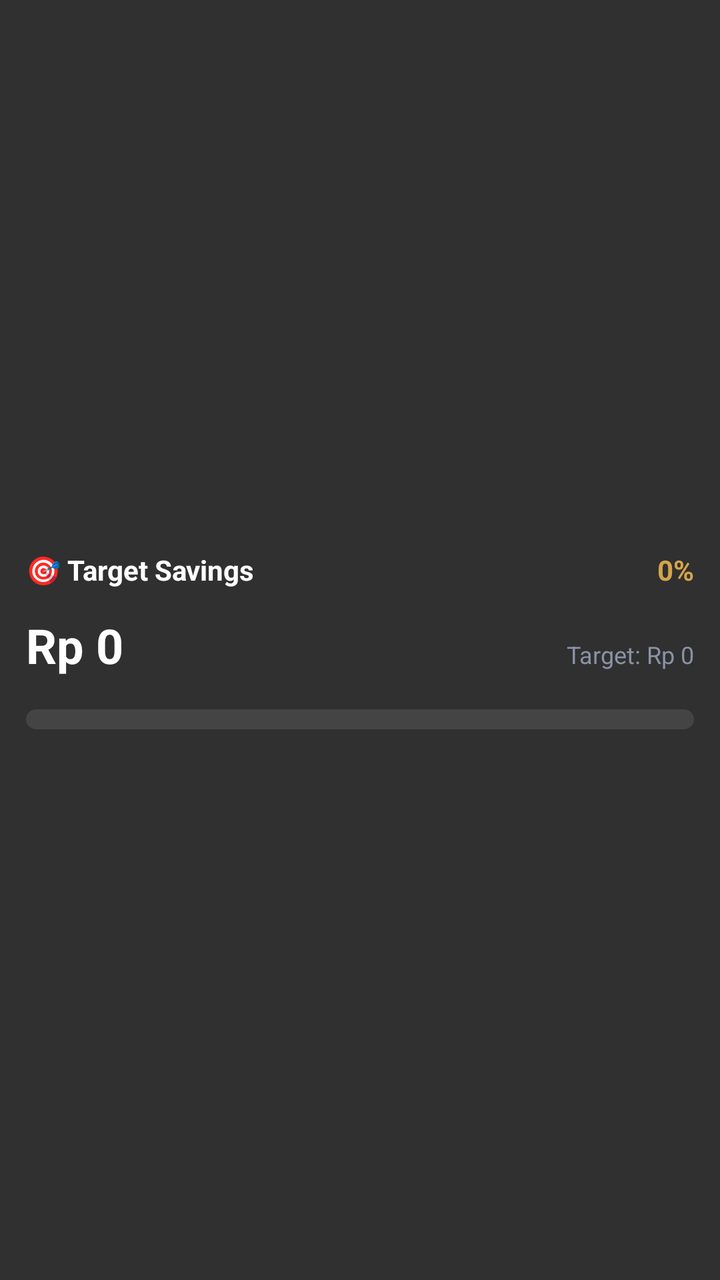
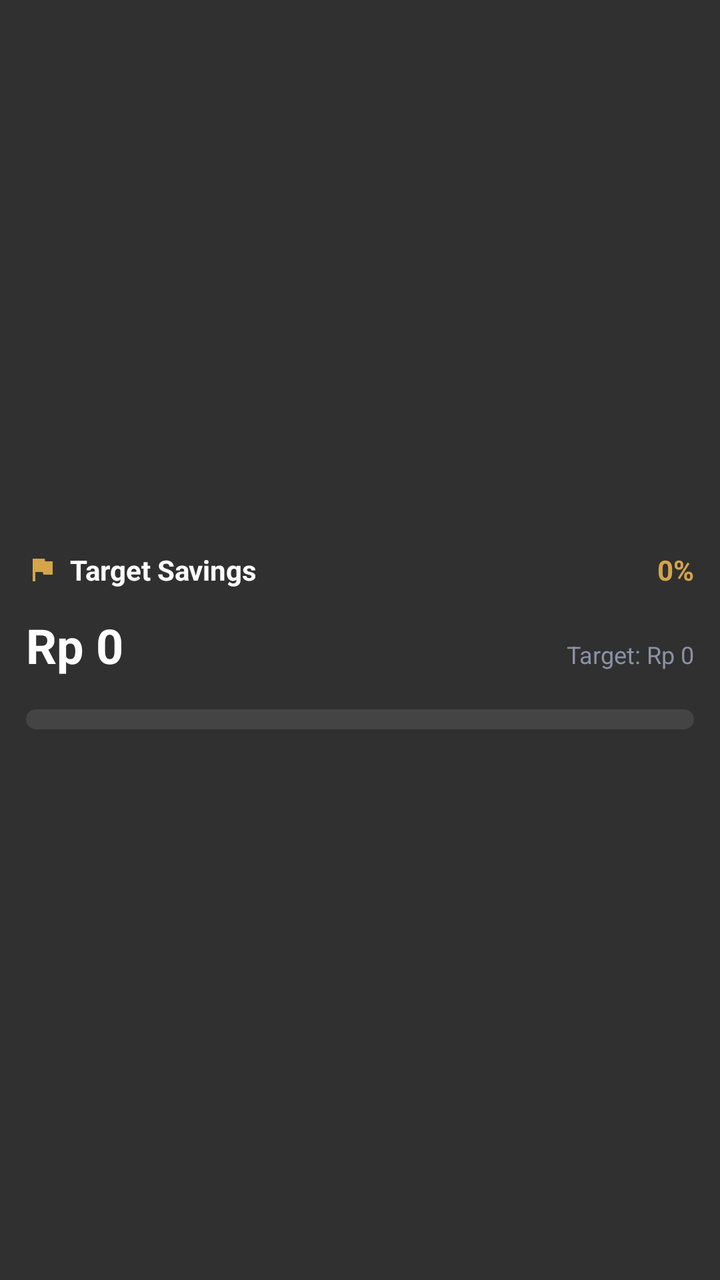

The first picture is an Android layout as it rendered before a commit; the second is the same layout after the commit. The layout source and the unified diff follow.
<!-- AndroidManifest.xml: application theme android:Theme.Material.NoActionBar -->
<!-- res/layout/widget_goal_layout.xml -->
<?xml version="1.0" encoding="utf-8"?>
<FrameLayout xmlns:android="http://schemas.android.com/apk/res/android"
    android:id="@+id/widget_root"
    android:layout_width="match_parent"
    android:layout_height="match_parent">

    <ImageView
        android:id="@+id/widget_bg_image"
        android:layout_width="match_parent"
        android:layout_height="match_parent"
        android:scaleType="centerCrop" />

    <RelativeLayout
        android:id="@+id/widget_content_container"
        android:layout_width="match_parent"
        android:layout_height="match_parent"
        android:padding="13dp">

        <LinearLayout
            android:layout_width="match_parent"
            android:layout_height="wrap_content"
            android:layout_centerInParent="true"
            android:orientation="vertical">

            <LinearLayout
                android:id="@+id/widget_header_row"
                android:layout_width="match_parent"
                android:layout_height="wrap_content"
                android:orientation="horizontal"
                android:gravity="center_vertical">

                <TextView
                    android:id="@+id/widget_title"
                    android:layout_width="0dp"
                    android:layout_weight="1"
                    android:layout_height="wrap_content"
                    android:text="🎯 Target Savings"
                    android:textColor="#FFFFFF"
                    android:textSize="14sp"
                    android:textStyle="bold"
                    android:singleLine="true" />

                <TextView
                    android:id="@+id/widget_percentage"
                    android:layout_width="wrap_content"
                    android:layout_height="wrap_content"
                    android:text="0%"
                    android:textColor="#D4A54A"
                    android:textSize="14sp"
                    android:textStyle="bold" />
            </LinearLayout>

            <LinearLayout
                android:id="@+id/widget_amount_row"
                android:layout_width="match_parent"
                android:layout_height="wrap_content"
                android:layout_marginTop="12dp"
                android:orientation="horizontal"
                android:gravity="bottom">

                <TextView
                    android:id="@+id/widget_current_amount"
                    android:layout_width="0dp"
                    android:layout_weight="1"
                    android:layout_height="wrap_content"
                    android:text="Rp 0"
                    android:textColor="#FFFFFF"
                    android:textSize="24sp"
                    android:textStyle="bold" />

                <TextView
                    android:id="@+id/widget_target_amount"
                    android:layout_width="wrap_content"
                    android:layout_height="wrap_content"
                    android:text="Target: Rp 0"
                    android:textColor="#8B92A5"
                    android:textSize="12sp" />
            </LinearLayout>

            <ProgressBar
                android:id="@+id/widget_progress_bar"
                style="?android:attr/progressBarStyleHorizontal"
                android:layout_width="match_parent"
                android:layout_height="10dp"
                android:layout_marginTop="16dp"
                android:max="100"
                android:progress="0"
                android:progressDrawable="@drawable/widget_progress_horizontal" />
        </LinearLayout>

    </RelativeLayout>
</FrameLayout>
<!-- resources referenced by this layout -->
<resources>
  <!-- drawable widget_progress_horizontal (drawable) -->
  <?xml version="1.0" encoding="utf-8"?>
  <layer-list xmlns:android="http://schemas.android.com/apk/res/android">
      <item android:id="@android:id/background">
          <shape>
              <corners android:radius="5dp" />
              <solid android:color="#40808080" />
          </shape>
      </item>
      <item android:id="@android:id/progress">
          <clip>
              <shape>
                  <corners android:radius="5dp" />
                  <solid android:color="#D4A54A" />
              </shape>
          </clip>
      </item>
  </layer-list>
</resources>

<!-- the commit's change to res/layout/widget_goal_layout.xml (unified diff, before → after) -->
@@ -1,5 +1,6 @@
 <?xml version="1.0" encoding="utf-8"?>
 <FrameLayout xmlns:android="http://schemas.android.com/apk/res/android"
+    xmlns:app="http://schemas.android.com/apk/res-auto"
     android:id="@+id/widget_root"
     android:layout_width="match_parent"
     android:layout_height="match_parent">
@@ -29,12 +30,20 @@
                 android:orientation="horizontal"
                 android:gravity="center_vertical">
 
+                <ImageView
+                    android:id="@+id/widget_title_icon"
+                    android:layout_width="16dp"
+                    android:layout_height="16dp"
+                    android:layout_marginEnd="6dp"
+                    android:src="@drawable/ic_flag"
+                    app:tint="#D4A54A" />
+
                 <TextView
                     android:id="@+id/widget_title"
                     android:layout_width="0dp"
                     android:layout_weight="1"
                     android:layout_height="wrap_content"
-                    android:text="🎯 Target Savings"
+                    android:text="Target Savings"
                     android:textColor="#FFFFFF"
                     android:textSize="14sp"
                     android:textStyle="bold"
<!-- resource entries referenced after the edit -->
@@ -1,5 +1,16 @@
 <!-- resources referenced by this layout -->
 <resources>
+  <!-- drawable ic_flag (drawable) -->
+  <vector xmlns:android="http://schemas.android.com/apk/res/android"
+      android:width="24dp"
+      android:height="24dp"
+      android:viewportWidth="24"
+      android:viewportHeight="24"
+      android:tint="?attr/colorControlNormal">
+    <path
+        android:fillColor="@android:color/white"
+        android:pathData="M14.4,6L14,4H5v17h2v-7h5.6l0.4,2h7V6H14.4z"/>
+  </vector>
   <!-- drawable widget_progress_horizontal (drawable) -->
   <?xml version="1.0" encoding="utf-8"?>
   <layer-list xmlns:android="http://schemas.android.com/apk/res/android">
